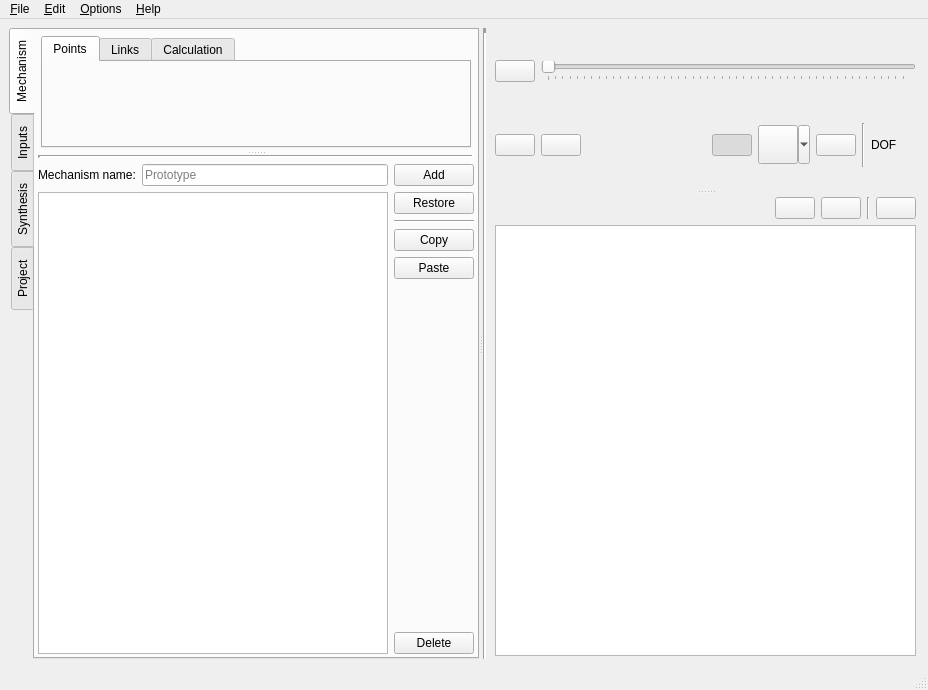
The window that pyqt/main.ui (jiseok7620/mathematics-image-converter) describes before a commit, drawn with Qt 5.
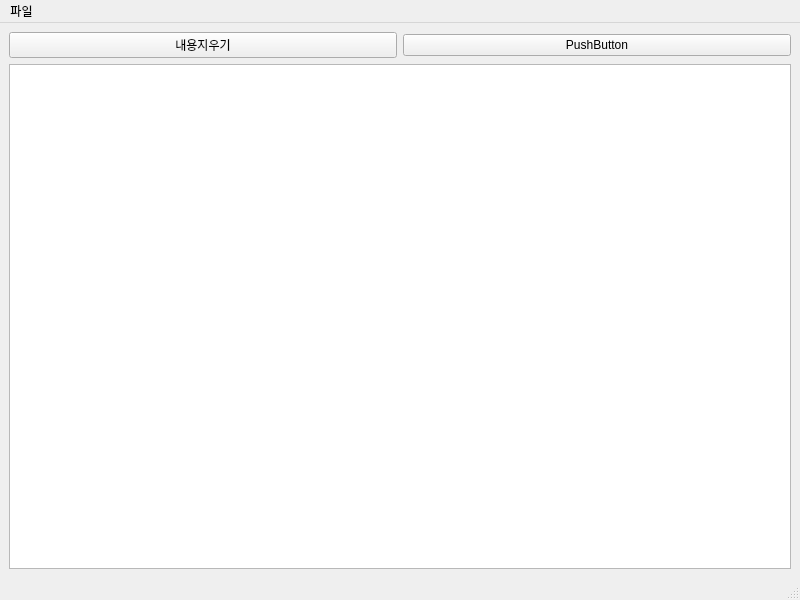
The same window after the commit. Icons and pictures are not drawn.

The edit to the form file:
```diff
--- a/pyqt/main.ui
+++ b/pyqt/main.ui
@@ -6,8 +6,8 @@
    <rect>
     <x>0</x>
     <y>0</y>
-    <width>928</width>
-    <height>690</height>
+    <width>800</width>
+    <height>600</height>
    </rect>
   </property>
   <property name="mouseTracking">
@@ -19,819 +19,32 @@
   <property name="windowTitle">
    <string>Pyslvs - Untitled</string>
   </property>
-  <property name="windowIcon">
-   <iconset>
-    <normaloff>icons:main.png</normaloff>icons:main.png</iconset>
-  </property>
-  <widget class="QWidget" name="central_widget">
-   <property name="sizePolicy">
-    <sizepolicy hsizetype="Maximum" vsizetype="Maximum">
-     <horstretch>0</horstretch>
-     <verstretch>0</verstretch>
-    </sizepolicy>
-   </property>
-   <layout class="QVBoxLayout" name="verticalLayout_2">
+  <widget class="QWidget" name="centralwidget">
+   <layout class="QVBoxLayout" name="verticalLayout">
     <item>
-     <widget class="QSplitter" name="main_splitter">
-      <property name="orientation">
-       <enum>Qt::Horizontal</enum>
-      </property>
-      <widget class="QTabWidget" name="main_panel">
-       <property name="tabPosition">
-        <enum>QTabWidget::West</enum>
-       </property>
-       <widget class="QWidget" name="mechanism_tab">
-        <attribute name="icon">
-         <iconset>
-          <normaloff>icons:mechanism.png</normaloff>icons:mechanism.png</iconset>
-        </attribute>
-        <attribute name="title">
-         <string>Mechanism</string>
-        </attribute>
-        <layout class="QVBoxLayout" name="verticalLayout_27">
-         <property name="leftMargin">
-          <number>3</number>
-         </property>
-         <property name="topMargin">
-          <number>3</number>
-         </property>
-         <property name="rightMargin">
-          <number>3</number>
-         </property>
-         <property name="bottomMargin">
-          <number>3</number>
-         </property>
-         <item>
-          <widget class="QSplitter" name="mechanism_panel_splitter">
-           <property name="orientation">
-            <enum>Qt::Vertical</enum>
-           </property>
-           <widget class="QWidget" name="EntitiesTabWidget" native="true">
-            <layout class="QVBoxLayout" name="verticalLayout_29">
-             <property name="leftMargin">
-              <number>3</number>
-             </property>
-             <property name="topMargin">
-              <number>3</number>
-             </property>
-             <property name="rightMargin">
-              <number>3</number>
-             </property>
-             <property name="bottomMargin">
-              <number>3</number>
-             </property>
-             <item>
-              <widget class="QTabWidget" name="entities_tab">
-               <widget class="QWidget" name="PointsTab">
-                <attribute name="icon">
-                 <iconset>
-                  <normaloff>icons:bearing.png</normaloff>icons:bearing.png</iconset>
-                </attribute>
-                <attribute name="title">
-                 <string>Points</string>
-                </attribute>
-                <layout class="QVBoxLayout" name="verticalLayout_9">
-                 <property name="leftMargin">
-                  <number>6</number>
-                 </property>
-                 <property name="topMargin">
-                  <number>6</number>
-                 </property>
-                 <property name="rightMargin">
-                  <number>6</number>
-                 </property>
-                 <property name="bottomMargin">
-                  <number>6</number>
-                 </property>
-                 <item>
-                  <widget class="QWidget" name="entities_point_widget" native="true">
-                   <property name="contextMenuPolicy">
-                    <enum>Qt::CustomContextMenu</enum>
-                   </property>
-                   <layout class="QVBoxLayout" name="entities_point_layout">
-                    <property name="leftMargin">
-                     <number>0</number>
-                    </property>
-                    <property name="topMargin">
-                     <number>0</number>
-                    </property>
-                    <property name="rightMargin">
-                     <number>0</number>
-                    </property>
-                    <property name="bottomMargin">
-                     <number>0</number>
-                    </property>
-                   </layout>
-                  </widget>
-                 </item>
-                </layout>
-               </widget>
-               <widget class="QWidget" name="LinksTab">
-                <attribute name="icon">
-                 <iconset>
-                  <normaloff>icons:link.png</normaloff>icons:link.png</iconset>
-                </attribute>
-                <attribute name="title">
-                 <string>Links</string>
-                </attribute>
-                <layout class="QVBoxLayout" name="verticalLayout_19">
-                 <property name="leftMargin">
-                  <number>6</number>
-                 </property>
-                 <property name="topMargin">
-                  <number>6</number>
-                 </property>
-                 <property name="rightMargin">
-                  <number>6</number>
-                 </property>
-                 <property name="bottomMargin">
-                  <number>6</number>
-                 </property>
-                 <item>
-                  <widget class="QWidget" name="entities_link_widget" native="true">
-                   <property name="contextMenuPolicy">
-                    <enum>Qt::CustomContextMenu</enum>
-                   </property>
-                   <layout class="QVBoxLayout" name="entities_link_layout">
-                    <property name="leftMargin">
-                     <number>0</number>
-                    </property>
-                    <property name="topMargin">
-                     <number>0</number>
-                    </property>
-                    <property name="rightMargin">
-                     <number>0</number>
-                    </property>
-                    <property name="bottomMargin">
-                     <number>0</number>
-                    </property>
-                   </layout>
-                  </widget>
-                 </item>
-                </layout>
-               </widget>
-               <widget class="QWidget" name="tab">
-                <attribute name="icon">
-                 <iconset>
-                  <normaloff>icons:configure.png</normaloff>icons:configure.png</iconset>
-                </attribute>
-                <attribute name="title">
-                 <string>Calculation</string>
-                </attribute>
-                <layout class="QVBoxLayout" name="verticalLayout_8">
-                 <item>
-                  <widget class="QWidget" name="EntitiesExpr_widget" native="true">
-                   <property name="contextMenuPolicy">
-                    <enum>Qt::CustomContextMenu</enum>
-                   </property>
-                   <layout class="QVBoxLayout" name="entities_expr_layout">
-                    <property name="leftMargin">
-                     <number>0</number>
-                    </property>
-                    <property name="topMargin">
-                     <number>0</number>
-                    </property>
-                    <property name="rightMargin">
-                     <number>0</number>
-                    </property>
-                    <property name="bottomMargin">
-                     <number>0</number>
-                    </property>
-                   </layout>
-                  </widget>
-                 </item>
-                </layout>
-               </widget>
-              </widget>
-             </item>
-            </layout>
-           </widget>
-           <widget class="QWidget" name="MechanismsTabWidget" native="true">
-            <layout class="QVBoxLayout" name="verticalLayout_21">
-             <item>
-              <widget class="Line" name="MechanismPanelSplitterLine">
-               <property name="lineWidth">
-                <number>3</number>
-               </property>
-               <property name="orientation">
-                <enum>Qt::Horizontal</enum>
-               </property>
-              </widget>
-             </item>
-             <item>
-              <layout class="QHBoxLayout" name="horizontalLayout_9">
-               <item>
-                <layout class="QVBoxLayout" name="verticalLayout_4">
-                 <item>
-                  <layout class="QHBoxLayout" name="horizontalLayout_11">
-                   <item>
-                    <widget class="QLabel" name="mechanism_storage_name_tag_text">
-                     <property name="text">
-                      <string>Mechanism name:</string>
-                     </property>
-                    </widget>
-                   </item>
-                   <item>
-                    <widget class="QLineEdit" name="mechanism_storage_name_tag">
-                     <property name="placeholderText">
-                      <string>Prototype</string>
-                     </property>
-                     <property name="clearButtonEnabled">
-                      <bool>true</bool>
-                     </property>
-                    </widget>
-                   </item>
-                  </layout>
-                 </item>
-                 <item>
-                  <widget class="QListWidget" name="mechanism_storage">
-                   <property name="statusTip">
-                    <string>All expressions of this project. They will be saving with database.</string>
-                   </property>
-                  </widget>
-                 </item>
-                </layout>
-               </item>
-               <item>
-                <layout class="QVBoxLayout" name="verticalLayout_20">
-                 <item>
-                  <widget class="QPushButton" name="image_add_btn">
-                   <property name="statusTip">
-                    <string>Capture the current expression then save to the list.</string>
-                   </property>
-                   <property name="text">
-                    <string>Add</string>
-                   </property>
-                   <property name="icon">
-                    <iconset>
-                     <normaloff>icons:data.png</normaloff>icons:data.png</iconset>
-                   </property>
-                  </widget>
-                 </item>
-                 <item>
-                  <widget class="QPushButton" name="mechanism_storage_restore">
-                   <property name="statusTip">
-                    <string>Restore the selected expression.</string>
-                   </property>
-                   <property name="text">
-                    <string>Restore</string>
-                   </property>
-                   <property name="icon">
-                    <iconset>
-                     <normaloff>icons:data_update.png</normaloff>icons:data_update.png</iconset>
-                   </property>
-                  </widget>
-                 </item>
-                 <item>
-                  <widget class="Line" name="line_4">
-                   <property name="orientation">
-                    <enum>Qt::Horizontal</enum>
-                   </property>
-                  </widget>
-                 </item>
-                 <item>
-                  <widget class="QPushButton" name="mechanism_storage_copy">
-                   <property name="statusTip">
-                    <string>Copy the specified mechanism expression as string format.</string>
-                   </property>
-                   <property name="text">
-                    <string>Copy</string>
-                   </property>
-                   <property name="icon">
-                    <iconset>
-                     <normaloff>icons:copy.png</normaloff>icons:copy.png</iconset>
-                   </property>
-                  </widget>
-                 </item>
-                 <item>
-                  <widget class="QPushButton" name="mechanism_storage_paste">
-                   <property name="statusTip">
-                    <string>Append a new expression to list by string format.</string>
-                   </property>
-                   <property name="text">
-                    <string>Paste</string>
-                   </property>
-                   <property name="icon">
-                    <iconset>
-                     <normaloff>icons:paste.png</normaloff>icons:paste.png</iconset>
-                   </property>
-                  </widget>
-                 </item>
-                 <item>
-                  <spacer name="verticalSpacer">
-                   <property name="orientation">
-                    <enum>Qt::Vertical</enum>
-                   </property>
-                   <property name="sizeHint" stdset="0">
-                    <size>
-                     <width>20</width>
-                     <height>40</height>
-                    </size>
-                   </property>
-                  </spacer>
-                 </item>
-                 <item>
-                  <widget class="QPushButton" name="mechanism_storage_delete">
-                   <property name="statusTip">
-                    <string>Delete the specified mechanism.</string>
-                   </property>
-                   <property name="text">
-                    <string>Delete</string>
-                   </property>
-                   <property name="icon">
-                    <iconset>
-                     <normaloff>icons:delete.png</normaloff>icons:delete.png</iconset>
-                   </property>
-                  </widget>
-                 </item>
-                </layout>
-               </item>
-              </layout>
-             </item>
-            </layout>
-           </widget>
-          </widget>
-         </item>
-        </layout>
+     <layout class="QHBoxLayout" name="horizontalLayout">
+      <item>
+       <widget class="QPushButton" name="pushButton_2">
+        <property name="text">
+         <string>내용지우기</string>
+        </property>
        </widget>
-       <widget class="QWidget" name="inputs_tab">
-        <attribute name="icon">
-         <iconset>
-          <normaloff>icons:motor.png</normaloff>icons:motor.png</iconset>
-        </attribute>
-        <attribute name="title">
-         <string>Inputs</string>
-        </attribute>
-        <layout class="QVBoxLayout" name="inputs_tab_layout"/>
+      </item>
+      <item>
+       <widget class="QPushButton" name="pushButton">
+        <property name="text">
+         <string>PushButton</string>
+        </property>
        </widget>
-       <widget class="QWidget" name="synthesis_tab">
-        <attribute name="icon">
-         <iconset>
-          <normaloff>icons:synthesis.png</normaloff>icons:synthesis.png</iconset>
-        </attribute>
-        <attribute name="title">
-         <string>Synthesis</string>
-        </attribute>
-        <layout class="QVBoxLayout" name="verticalLayout_10">
-         <item>
-          <widget class="QTabWidget" name="synthesis_tab_widget">
-           <property name="currentIndex">
-            <number>-1</number>
-           </property>
-          </widget>
-         </item>
-        </layout>
-       </widget>
-       <widget class="QWidget" name="project_tab">
-        <attribute name="icon">
-         <iconset>
-          <normaloff>icons:id.png</normaloff>icons:id.png</iconset>
-        </attribute>
-        <attribute name="title">
-         <string>Project</string>
-        </attribute>
-        <layout class="QVBoxLayout" name="verticalLayout_5">
-         <property name="leftMargin">
-          <number>0</number>
-         </property>
-         <property name="topMargin">
-          <number>0</number>
-         </property>
-         <property name="rightMargin">
-          <number>0</number>
-         </property>
-         <property name="bottomMargin">
-          <number>0</number>
-         </property>
-         <item>
-          <layout class="QVBoxLayout" name="project_layout"/>
-         </item>
-        </layout>
-       </widget>
-      </widget>
-      <widget class="QWidget" name="horizontalLayoutWidget">
-       <layout class="QHBoxLayout" name="right_layout">
-        <item>
-         <widget class="Line" name="middle_line">
-          <property name="lineWidth">
-           <number>5</number>
-          </property>
-          <property name="orientation">
-           <enum>Qt::Vertical</enum>
-          </property>
-         </widget>
-        </item>
-        <item>
-         <widget class="QSplitter" name="canvas_splitter">
-          <property name="orientation">
-           <enum>Qt::Vertical</enum>
-          </property>
-          <widget class="QWidget" name="verticalLayoutWidget">
-           <layout class="QVBoxLayout" name="canvas_layout">
-            <item>
-             <widget class="QWidget" name="zoom_widget" native="true">
-              <property name="maximumSize">
-               <size>
-                <width>16777215</width>
-                <height>50</height>
-               </size>
-              </property>
-              <layout class="QHBoxLayout" name="horizontalLayout">
-               <property name="leftMargin">
-                <number>3</number>
-               </property>
-               <property name="topMargin">
-                <number>3</number>
-               </property>
-               <property name="rightMargin">
-                <number>3</number>
-               </property>
-               <property name="bottomMargin">
-                <number>3</number>
-               </property>
-               <item>
-                <widget class="QPushButton" name="zoom_cus_btn">
-                 <property name="sizePolicy">
-                  <sizepolicy hsizetype="Fixed" vsizetype="Fixed">
-                   <horstretch>0</horstretch>
-                   <verstretch>0</verstretch>
-                  </sizepolicy>
-                 </property>
-                 <property name="statusTip">
-                  <string>Customize zooming.</string>
-                 </property>
-                 <property name="icon">
-                  <iconset>
-                   <normaloff>icons:example.png</normaloff>icons:example.png</iconset>
-                 </property>
-                 <property name="iconSize">
-                  <size>
-                   <width>32</width>
-                   <height>32</height>
-                  </size>
-                 </property>
-                </widget>
-               </item>
-               <item>
-                <widget class="QSlider" name="zoom_bar">
-                 <property name="statusTip">
-                  <string>Adjust the slider to change demo size.</string>
-                 </property>
-                 <property name="minimum">
-                  <number>50</number>
-                 </property>
-                 <property name="maximum">
-                  <number>10000</number>
-                 </property>
-                 <property name="singleStep">
-                  <number>50</number>
-                 </property>
-                 <property name="pageStep">
-                  <number>50</number>
-                 </property>
-                 <property name="sliderPosition">
-                  <number>50</number>
-                 </property>
-                 <property name="orientation">
-                  <enum>Qt::Horizontal</enum>
-                 </property>
-                 <property name="invertedControls">
-                  <bool>false</bool>
-                 </property>
-                 <property name="tickPosition">
-                  <enum>QSlider::TicksBelow</enum>
-                 </property>
-                 <property name="tickInterval">
-                  <number>200</number>
-                 </property>
-                </widget>
-               </item>
-              </layout>
-             </widget>
-            </item>
-            <item>
-             <widget class="QWidget" name="nav_toolbar" native="true">
-              <property name="maximumSize">
-               <size>
-                <width>16777215</width>
-                <height>50</height>
-               </size>
-              </property>
-              <layout class="QHBoxLayout" name="nav_layout">
-               <property name="leftMargin">
-                <number>3</number>
-               </property>
-               <property name="topMargin">
-                <number>3</number>
-               </property>
-               <property name="rightMargin">
-                <number>3</number>
-               </property>
-               <property name="bottomMargin">
-                <number>3</number>
-               </property>
-               <item>
-                <widget class="QPushButton" name="zoom_btn">
-                 <property name="sizePolicy">
-                  <sizepolicy hsizetype="Fixed" vsizetype="Fixed">
-                   <horstretch>0</horstretch>
-                   <verstretch>0</verstretch>
-                  </sizepolicy>
-                 </property>
-                 <property name="statusTip">
-                  <string>Show zooming settings.</string>
-                 </property>
-                 <property name="icon">
-                  <iconset>
-                   <normaloff>icons:fullscreen.png</normaloff>icons:fullscreen.png</iconset>
-                 </property>
-                 <property name="iconSize">
-                  <size>
-                   <width>32</width>
-                   <height>32</height>
-                  </size>
-                 </property>
-                 <property name="checkable">
-                  <bool>true</bool>
-                 </property>
-                </widget>
-               </item>
-               <item>
-                <widget class="QPushButton" name="reset_canvas_btn">
-                 <property name="sizePolicy">
-                  <sizepolicy hsizetype="Fixed" vsizetype="Fixed">
-                   <horstretch>0</horstretch>
-                   <verstretch>0</verstretch>
-                  </sizepolicy>
-                 </property>
-                 <property name="statusTip">
-                  <string>Zoom to fit.</string>
-                 </property>
-                 <property name="icon">
-                  <iconset>
-                   <normaloff>icons:aim.png</normaloff>icons:aim.png</iconset>
-                 </property>
-                 <property name="iconSize">
-                  <size>
-                   <width>32</width>
-                   <height>32</height>
-                  </size>
-                 </property>
-                </widget>
-               </item>
-               <item>
-                <spacer name="horizontalSpacer">
-                 <property name="orientation">
-                  <enum>Qt::Horizontal</enum>
-                 </property>
-                 <property name="sizeHint" stdset="0">
-                  <size>
-                   <width>40</width>
-                   <height>20</height>
-                  </size>
-                 </property>
-                </spacer>
-               </item>
-               <item>
-                <widget class="QPushButton" name="grid_mode_btn">
-                 <property name="sizePolicy">
-                  <sizepolicy hsizetype="Fixed" vsizetype="Fixed">
-                   <horstretch>0</horstretch>
-                   <verstretch>0</verstretch>
-                  </sizepolicy>
-                 </property>
-                 <property name="statusTip">
-                  <string>Grid mode: Snap the mouse when dragging.</string>
-                 </property>
-                 <property name="icon">
-                  <iconset>
-                   <normaloff>icons:grid.png</normaloff>icons:grid.png</iconset>
-                 </property>
-                 <property name="iconSize">
-                  <size>
-                   <width>32</width>
-                   <height>32</height>
-                  </size>
-                 </property>
-                 <property name="checkable">
-                  <bool>true</bool>
-                 </property>
-                 <property name="checked">
-                  <bool>true</bool>
-                 </property>
-                </widget>
-               </item>
-               <item>
-                <widget class="QToolButton" name="alignment_btn">
-                 <property name="sizePolicy">
-                  <sizepolicy hsizetype="Fixed" vsizetype="Fixed">
-                   <horstretch>0</horstretch>
-                   <verstretch>0</verstretch>
-                  </sizepolicy>
-                 </property>
-                 <property name="statusTip">
-                  <string>Point alignment: Align the selected points with a value of x or y axis.</string>
-                 </property>
-                 <property name="icon">
-                  <iconset>
-                   <normaloff>icons:vertical_align.png</normaloff>icons:vertical_align.png</iconset>
-                 </property>
-                 <property name="iconSize">
-                  <size>
-                   <width>32</width>
-                   <height>32</height>
-                  </size>
-                 </property>
-                 <property name="popupMode">
-                  <enum>QToolButton::MenuButtonPopup</enum>
-                 </property>
-                </widget>
-               </item>
-               <item>
-                <widget class="QPushButton" name="free_move_btn">
-                 <property name="sizePolicy">
-                  <sizepolicy hsizetype="Fixed" vsizetype="Fixed">
-                   <horstretch>0</horstretch>
-                   <verstretch>0</verstretch>
-                  </sizepolicy>
-                 </property>
-                 <property name="statusTip">
-                  <string>Free mode: Allow selected point coordinates to be edited by dragging.</string>
-                 </property>
-                 <property name="icon">
-                  <iconset>
-                   <normaloff>icons:free_move_off.png</normaloff>icons:free_move_off.png</iconset>
-                 </property>
-                 <property name="iconSize">
-                  <size>
-                   <width>32</width>
-                   <height>32</height>
-                  </size>
-                 </property>
-                </widget>
-               </item>
-               <item>
-                <widget class="Line" name="line_3">
-                 <property name="orientation">
-                  <enum>Qt::Vertical</enum>
-                 </property>
-                </widget>
-               </item>
-               <item>
-                <widget class="QLabel" name="dof_lable">
-                 <property name="sizePolicy">
-                  <sizepolicy hsizetype="Fixed" vsizetype="Fixed">
-                   <horstretch>0</horstretch>
-                   <verstretch>0</verstretch>
-                  </sizepolicy>
-                 </property>
-                 <property name="toolTip">
-                  <string>Degree of Freedom</string>
-                 </property>
-                 <property name="text">
-                  <string>DOF</string>
-                 </property>
-                </widget>
-               </item>
-               <item>
-                <widget class="QLabel" name="dof_view">
-                 <property name="sizePolicy">
-                  <sizepolicy hsizetype="Fixed" vsizetype="Fixed">
-                   <horstretch>0</horstretch>
-                   <verstretch>0</verstretch>
-                  </sizepolicy>
-                 </property>
-                 <property name="text">
-                  <string/>
-                 </property>
-                </widget>
-               </item>
-               <item>
-                <widget class="QLabel" name="conflict">
-                 <property name="sizePolicy">
-                  <sizepolicy hsizetype="Fixed" vsizetype="Fixed">
-                   <horstretch>0</horstretch>
-                   <verstretch>0</verstretch>
-                  </sizepolicy>
-                 </property>
-                 <property name="statusTip">
-                  <string>Show Conflict Guide tool tips.</string>
-                 </property>
-                 <property name="text">
-                  <string>&lt;html&gt;&lt;head/&gt;&lt;body&gt;&lt;p&gt;&lt;img width='30' src=&quot;icons:conflict.png&quot;/&gt;&lt;/p&gt;&lt;/body&gt;&lt;/html&gt;</string>
-                 </property>
-                 <property name="textFormat">
-                  <enum>Qt::RichText</enum>
-                 </property>
-                </widget>
-               </item>
-              </layout>
-             </widget>
-            </item>
-           </layout>
-          </widget>
-          <widget class="QWidget" name="console_widget" native="true">
-           <layout class="QVBoxLayout" name="verticalLayout_11">
-            <property name="leftMargin">
-             <number>3</number>
-            </property>
-            <property name="topMargin">
-             <number>3</number>
-            </property>
-            <property name="rightMargin">
-             <number>3</number>
-            </property>
-            <property name="bottomMargin">
-             <number>3</number>
-            </property>
-            <item>
-             <widget class="QWidget" name="console_toolbar" native="true">
-              <layout class="QHBoxLayout" name="horizontalLayout_5">
-               <property name="leftMargin">
-                <number>0</number>
-               </property>
-               <property name="topMargin">
-                <number>0</number>
-               </property>
-               <property name="rightMargin">
-                <number>0</number>
-               </property>
-               <property name="bottomMargin">
-                <number>0</number>
-               </property>
-               <item>
-                <widget class="QLabel" name="label_3">
-                 <property name="text">
-                  <string>&lt;html&gt;&lt;head/&gt;&lt;body&gt;&lt;p&gt;&lt;img width='30' src=&quot;icons:konsole.png&quot;/&gt;&lt;/p&gt;&lt;/body&gt;&lt;/html&gt;</string>
-                 </property>
-                </widget>
-               </item>
-               <item>
-                <spacer name="horizontalSpacer_2">
-                 <property name="orientation">
-                  <enum>Qt::Horizontal</enum>
-                 </property>
-                 <property name="sizeHint" stdset="0">
-                  <size>
-                   <width>40</width>
-                   <height>20</height>
-                  </size>
-                 </property>
-                </spacer>
-               </item>
-               <item>
-                <widget class="QPushButton" name="console_disconnect_btn">
-                 <property name="statusTip">
-                  <string>Disconnect from GUI console.</string>
-                 </property>
-                 <property name="icon">
-                  <iconset>
-                   <normaloff>icons:disconnect.png</normaloff>icons:disconnect.png</iconset>
-                 </property>
-                </widget>
-               </item>
-               <item>
-                <widget class="QPushButton" name="console_connect_btn">
-                 <property name="statusTip">
-                  <string>Connect to GUI console.</string>
-                 </property>
-                 <property name="icon">
-                  <iconset>
-                   <normaloff>icons:connect.png</normaloff>icons:connect.png</iconset>
-                 </property>
-                </widget>
-               </item>
-               <item>
-                <widget class="Line" name="line_2">
-                 <property name="orientation">
-                  <enum>Qt::Vertical</enum>
-                 </property>
-                </widget>
-               </item>
-               <item>
-                <widget class="QPushButton" name="clear_console">
-                 <property name="statusTip">
-                  <string>Clear GUI console.</string>
-                 </property>
-                 <property name="icon">
-                  <iconset>
-                   <normaloff>icons:clean.png</normaloff>icons:clean.png</iconset>
-                 </property>
-                </widget>
-               </item>
-              </layout>
-             </widget>
-            </item>
-            <item>
-             <widget class="QTextBrowser" name="console_widget_browser"/>
-            </item>
-           </layout>
-          </widget>
-         </widget>
-        </item>
-       </layout>
-      </widget>
-     </widget>
+      </item>
+     </layout>
+    </item>
+    <item>
+     <layout class="QGridLayout" name="gridLayout_2">
+      <item row="0" column="0">
+       <widget class="QPlainTextEdit" name="plainTextEdit"/>
+      </item>
+     </layout>
     </item>
    </layout>
   </widget>
@@ -840,16 +53,13 @@
     <rect>
      <x>0</x>
      <y>0</y>
-     <width>928</width>
+     <width>800</width>
      <height>21</height>
     </rect>
    </property>
-   <widget class="QMenu" name="menu_file">
-    <property name="statusTip">
-     <string/>
-    </property>
+   <widget class="QMenu" name="menu">
     <property name="title">
-     <string>&amp;File</string>
+     <string>파일</string>
     </property>
     <addaction name="action_new_project"/>
     <addaction name="action_load_file"/>
@@ -863,57 +73,7 @@
     <addaction name="action_new_window"/>
     <addaction name="action_exit"/>
    </widget>
-   <widget class="QMenu" name="menu_options">
-    <property name="title">
-     <string>&amp;Options</string>
-    </property>
-    <addaction name="action_show_console"/>
-    <addaction name="separator"/>
-    <addaction name="action_zoom_to_fit"/>
-    <addaction name="action_show_point_mark"/>
-    <addaction name="action_show_dimensions"/>
-    <addaction name="action_path_style"/>
-    <addaction name="separator"/>
-    <addaction name="action_preference"/>
-   </widget>
-   <widget class="QMenu" name="menu_help">
-    <property name="title">
-     <string>&amp;Help</string>
-    </property>
-    <addaction name="action_pyslvs_com"/>
-    <addaction name="action_github_repository"/>
-    <addaction name="action_documentation"/>
-    <addaction name="action_mde_tw"/>
-    <addaction name="separator"/>
-    <addaction name="action_check_update"/>
-    <addaction name="action_report_issue"/>
-    <addaction name="separator"/>
-    <addaction name="action_about_qt"/>
-    <addaction name="action_about"/>
-   </widget>
-   <widget class="QMenu" name="menu_edit">
-    <property name="title">
-     <string>&amp;Edit</string>
-    </property>
-    <addaction name="action_new_point"/>
-    <addaction name="action_new_link"/>
-    <addaction name="separator"/>
-    <addaction name="action_edit_point"/>
-    <addaction name="action_edit_link"/>
-    <addaction name="separator"/>
-    <addaction name="action_delete_point"/>
-    <addaction name="action_delete_link"/>
-    <addaction name="action_deduce_links"/>
-    <addaction name="separator"/>
-    <addaction name="action_scale_points"/>
-    <addaction name="action_set_link_length"/>
-    <addaction name="separator"/>
-    <addaction name="action_new_fourbar"/>
-   </widget>
-   <addaction name="menu_file"/>
-   <addaction name="menu_edit"/>
-   <addaction name="menu_options"/>
-   <addaction name="menu_help"/>
+   <addaction name="menu"/>
   </widget>
   <widget class="QStatusBar" name="status_bar"/>
   <action name="action_new_project">
```
Left out of the diff: 500 changed lines with no effect on the pictures.
